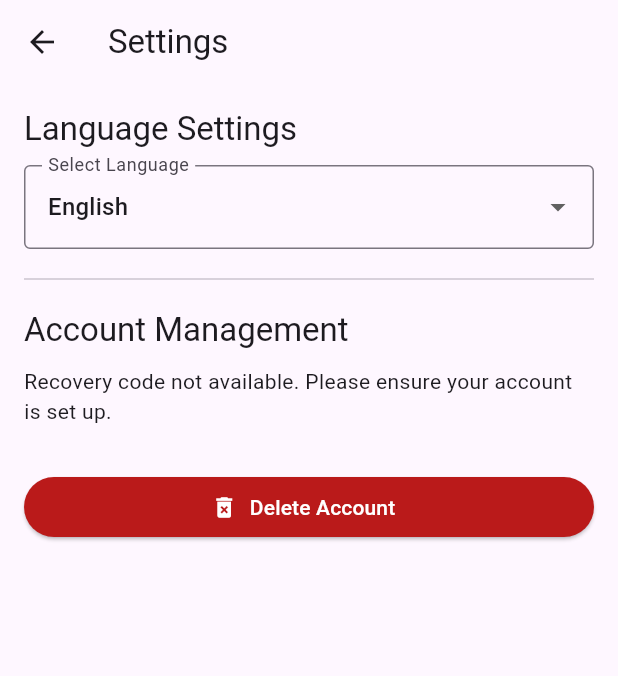
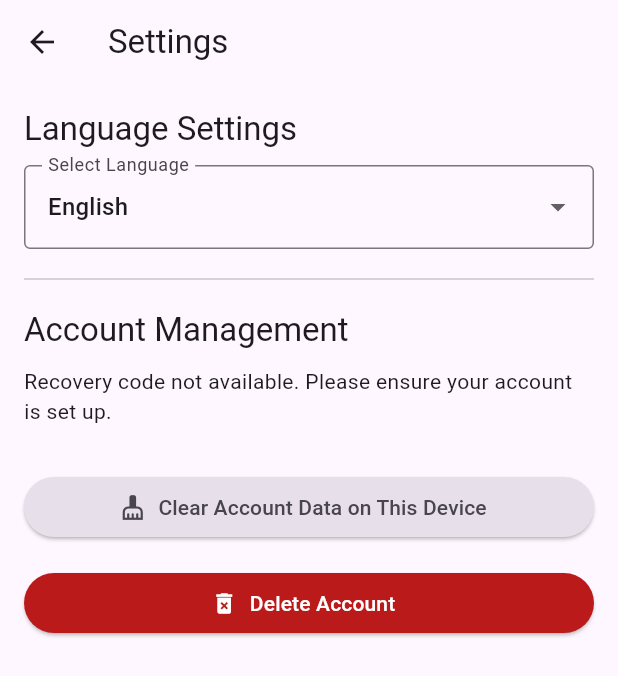
Before and after one commit to harjeb/simple-yacht, a Flutter app: the SettingsScreen screen opened by its route, on a phone screen of 412 x 824 dp. Shown: the top 676 px of the screen. Run offline on Flutter 3.47's test engine with Material 3 defaults, Android fonts, the phone set to English and light mode, and no system bars; our stand-ins replace cloud_firestore, cloud_functions, firebase_auth, firebase_core, flutter_riverpod, go_router and 1 more; accounts and stored records are empty; network calls fail.

Commit message:
add clear data feat

```diff
--- a/lib/l10n/app_en.arb
+++ b/lib/l10n/app_en.arb
@@ -313,5 +313,29 @@
   "invalidGameStateRedirecting": "Invalid game state. Redirecting to home...",
   "@invalidGameStateRedirecting": {
     "description": "Message shown when the game state is invalid and the user is redirected to the home screen."
+  },
+  "clearLocalDataDialogTitle": "Clear Local Data?",
+  "@clearLocalDataDialogTitle": {
+    "description": "Title for the clear local data confirmation dialog."
+  },
+  "clearLocalDataDialogContent": "This action will remove your account information, game progress, and settings from this device. Your account itself will not be deleted, and you can still recover it using your recovery code on any device. Are you sure you want to proceed?",
+  "@clearLocalDataDialogContent": {
+    "description": "Content/warning message for the clear local data confirmation dialog."
+  },
+  "confirmClearButtonLabel": "Confirm Clear",
+  "@confirmClearButtonLabel": {
+    "description": "Label for the confirm clear button in the clear local data dialog."
+  },
+  "clearLocalDataButtonLabel": "Clear Account Data on This Device",
+  "@clearLocalDataButtonLabel": {
+    "description": "Label for the button to clear local account data."
+  },
+  "clearLocalDataSuccessMessage": "Local data has been successfully cleared.",
+  "@clearLocalDataSuccessMessage": {
+    "description": "Snackbar message when local data clearing is successful."
+  },
+  "clearLocalDataErrorMessage": "Failed to clear local data",
+  "@clearLocalDataErrorMessage": {
+    "description": "Snackbar message when local data clearing fails."
   }
 }
--- a/lib/services/local_storage_service.dart
+++ b/lib/services/local_storage_service.dart
@@ -5,6 +5,11 @@ import 'package:myapp/core_logic/score_entry.dart'; // Import ScoreEntry
 class LocalStorageService {
   static const String _leaderboardKey = 'leaderboard';
   static const String _usernameKey = 'username';
+  static const String _transferCodeKey = 'transfer_code';
+  static const String _uidKey = 'user_uid';
+  static const String _gameSettingsKey = 'game_settings';
+  static const String _cachedGameStatesKey = 'cached_game_states';
+  static const String _eloRatingKey = 'elo_rating'; // ELO rating from productContext
 
   // --- Leaderboard Methods ---
 
@@ -43,8 +48,15 @@ class LocalStorageService {
 
   Future<void> clearAllUserData() async {
     final prefs = await SharedPreferences.getInstance();
+    print('LocalStorageService: Clearing all user-specific data.'); // Log as per pseudocode
     await prefs.remove(_usernameKey);
     await prefs.remove(_leaderboardKey);
-    // Add any other user-specific keys here if they exist
+    await prefs.remove(_transferCodeKey);
+    await prefs.remove(_uidKey);
+    await prefs.remove(_gameSettingsKey);
+    await prefs.remove(_cachedGameStatesKey);
+    await prefs.remove(_eloRatingKey);
+    // Add any other user-specific keys here if they are introduced later
+    print('LocalStorageService: All user-specific data cleared.'); // Log as per pseudocode
   }
 }
--- a/lib/state_management/providers/leaderboard_providers.dart
+++ b/lib/state_management/providers/leaderboard_providers.dart
@@ -5,8 +5,9 @@ import 'package:myapp/services/leaderboard_service.dart';
 // import 'package:myapp/services/local_storage_service.dart';
 import 'package:cloud_firestore/cloud_firestore.dart'; // Import Firestore
 import 'package:firebase_auth/firebase_auth.dart';   // Import FirebaseAuth
-import 'package:myapp/services/auth_service.dart';     // For firebaseAuthProvider (provides FirebaseAuth instance)
+// import 'package:myapp/services/auth_service.dart';     // No longer needed for provider here
 import 'package:myapp/services/user_service.dart';     // For firestoreProvider (provides FirebaseFirestore instance)
+import 'package:myapp/state_management/providers/service_providers.dart'; // Import new service providers
 
 
 // Provider for LeaderboardService
--- a/lib/ui_screens/game_screen.dart
+++ b/lib/ui_screens/game_screen.dart
@@ -8,8 +8,9 @@ import 'package:myapp/generated/app_localizations.dart'; // Import generated loc
 import 'package:myapp/widgets/game_over_dialog.dart'; // Import the GameOverDialog
 import 'package:myapp/state_management/providers/leaderboard_providers.dart';
 import 'package:myapp/state_management/providers/user_providers.dart';
-import 'package:myapp/services/local_storage_service.dart'; // Ensure this is imported
+// import 'package:myapp/services/local_storage_service.dart'; // No longer needed, provider is central
 import 'package:myapp/services/leaderboard_service.dart'; // Ensure this is imported
+import 'package:myapp/state_management/providers/service_providers.dart'; // Import new service providers
 
 
 class GameScreen extends ConsumerWidget {
--- a/lib/ui_screens/username_setup_screen.dart
+++ b/lib/ui_screens/username_setup_screen.dart
@@ -4,11 +4,12 @@ import 'package:go_router/go_router.dart';
 import 'package:myapp/state_management/providers/user_providers.dart';
 import 'package:myapp/generated/app_localizations.dart'; // For localization
 import 'package:cloud_firestore/cloud_firestore.dart'; // For FirebaseException
-import 'package:myapp/services/auth_service.dart'; // For authServiceProvider
+// import 'package:myapp/services/auth_service.dart'; // No longer needed for provider here
 import 'package:myapp/services/user_service.dart'; // For userAccountServiceProvider, functionsProvider
 import 'package:cloud_functions/cloud_functions.dart'; // For FirebaseFunctionsException, HttpsCallable
 import 'package:myapp/services/local_storage_service.dart'; // For local username storage
 import 'dart:math' as math;
+import 'package:myapp/state_management/providers/service_providers.dart'; // Import new service providers
 
 enum SetupMode { create, recover }
 
```
Also changed, not shown: lib/l10n/app_zh.arb (+24 -0 lines), lib/services/auth_service.dart (+6 -4 lines), lib/services/user_service.dart (+10 -7 lines), lib/state_management/providers/service_providers.dart (added, +17 -0 lines), lib/state_management/providers/user_providers.dart (+6 -6 lines), lib/ui_screens/settings_screen.dart (+98 -0 lines), lib/generated/app_localizations.dart, lib/generated/app_localizations_de.dart, lib/generated/app_localizations_en.dart, lib/generated/app_localizations_es.dart, lib/generated/app_localizations_fr.dart, lib/generated/app_localizations_ja.dart, lib/generated/app_localizations_ru.dart, lib/generated/app_localizations_zh.dart, 7 other files.
